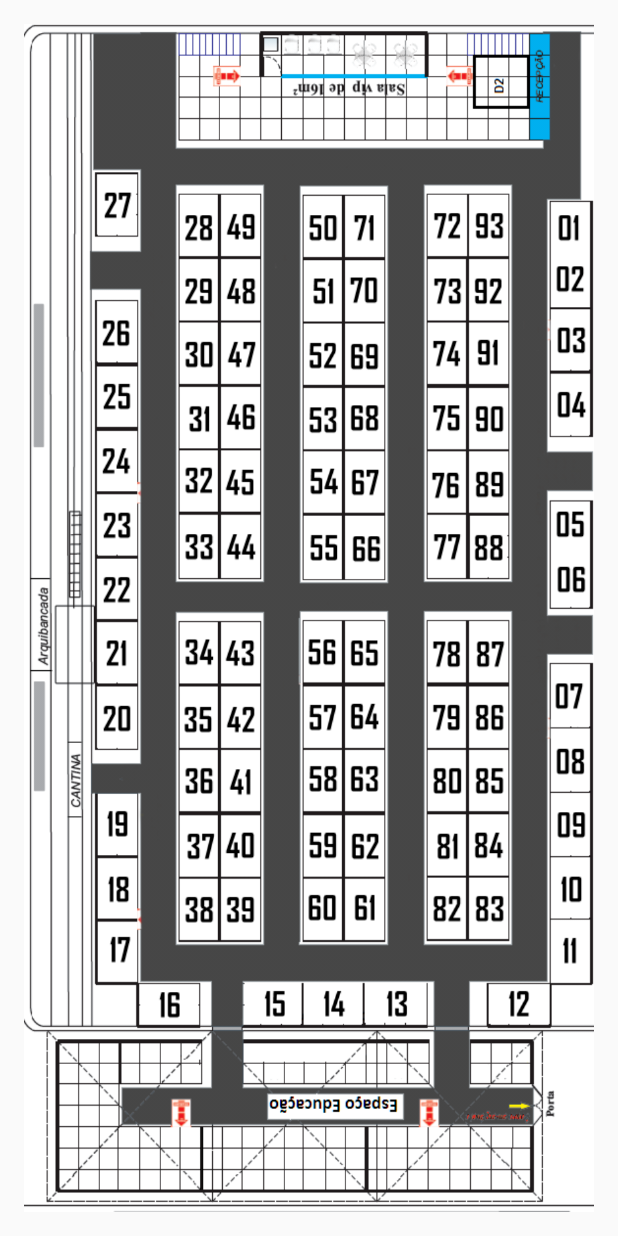
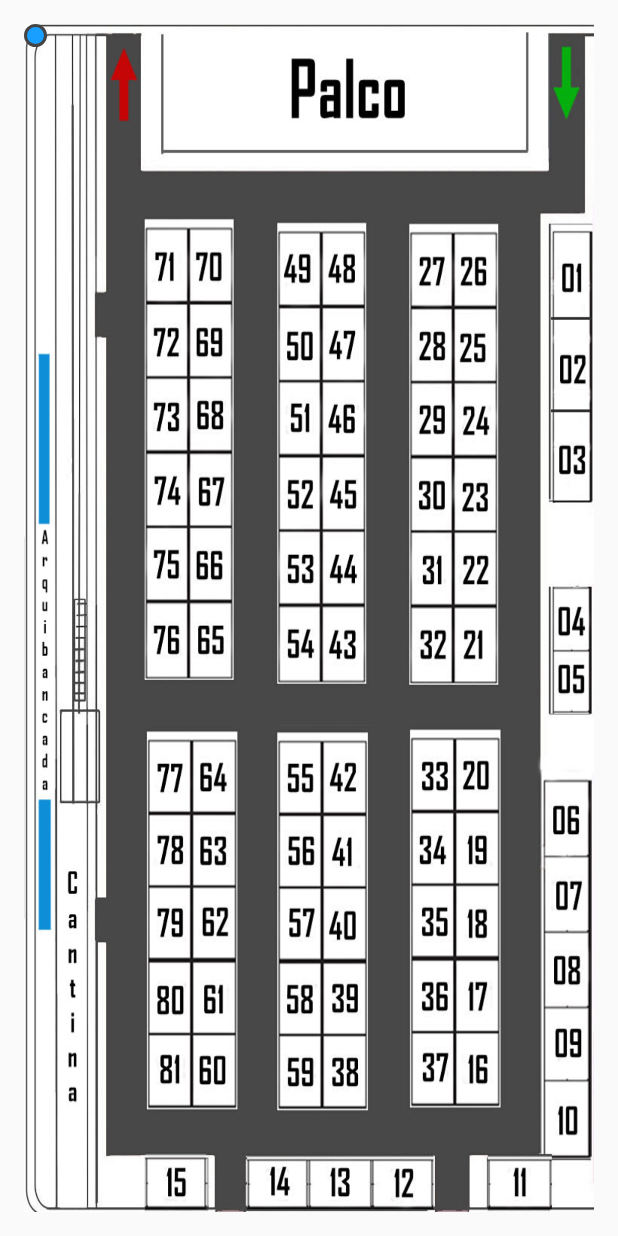
Before and after one commit to evertonferreirasrs/PFC, an Android app: the MapaActivity screen opened directly, with no data from a screen before it, on a phone screen of 412 x 824 dp. Run offline under Robolectric (Android 15) with nearby library versions, the phone set to English and light mode, and no system bars.

Commit message:
Inserido novo mapa da feira FAITEC. Inserido shape para identificar a posicao do usuario.

```diff
--- a/mobile/LocalizaE/app/src/main/java/localizae/net/br/controller/Activity/MapaActivity.java
+++ b/mobile/LocalizaE/app/src/main/java/localizae/net/br/controller/Activity/MapaActivity.java
@@ -1,6 +1,7 @@
 package localizae.net.br.controller.Activity;
 
 import android.Manifest;
+import android.app.ProgressDialog;
 import android.content.BroadcastReceiver;
 import android.content.Context;
 import android.content.Intent;
@@ -16,6 +17,7 @@ import android.util.Log;
 import android.view.MotionEvent;
 import android.view.View;
 import android.widget.ImageView;
+import android.widget.RelativeLayout;
 import android.widget.Toast;
 
 import java.util.HashMap;
@@ -37,6 +39,8 @@ import localizae.net.br.utils.ResponseCodeValidator;
 public class MapaActivity extends AppCompatActivity {
 
     private ImageView mapaImageView;
+    private View userPositionCircleView;
+    private ProgressDialog progress;
     private List<Estande> estandeList;
     private Integer[][] mapColisionMatrix;
     private Timer timer;
@@ -85,6 +89,8 @@ public class MapaActivity extends AppCompatActivity {
 
         EstandeService es = new EstandeService();
         es.getAllBooth(this);
+
+        userPositionCircleView = (View) findViewById(R.id.user_position_circle);
 
         mapaImageView = (ImageView) findViewById(R.id.mapa_id);
         mapaImageView.setOnTouchListener(new View.OnTouchListener() {
@@ -174,7 +180,14 @@ public class MapaActivity extends AppCompatActivity {
                                     distances[i] = LocationService.getDistance(b.getRSSI(), b.getTxPower());
                                     i++;
                                 }
-                                LocationService.detectUserPosition(positions, distances);
+                                // X - 0
+                                // Y - 1
+                                double[] position = LocationService.detectUserPosition(positions, distances);
+
+                                RelativeLayout.LayoutParams params = new RelativeLayout.LayoutParams(userPositionCircleView.getWidth(), userPositionCircleView.getHeight());
+                                params.leftMargin = (int) (position[0] + 0.5);
+                                params.topMargin = (int) (position[1] + 0.5);
+                                userPositionCircleView.setLayoutParams(params);
                             }
                         }
                     }
--- /dev/null
+++ b/mobile/LocalizaE/app/src/main/res/drawable/user_position_circle.xml
@@ -0,0 +1,8 @@
+<?xml version="1.0" encoding="utf-8"?>
+<shape xmlns:android="http://schemas.android.com/apk/res/android"
+    android:shape="oval">
+    <solid android:color="#199fff" />
+    <stroke
+        android:width="2dp"
+        android:color="#444444" />
+</shape>
--- a/mobile/LocalizaE/app/src/main/res/layout/activity_mapa.xml
+++ b/mobile/LocalizaE/app/src/main/res/layout/activity_mapa.xml
@@ -18,9 +18,16 @@
         android:scaleType="fitXY"
         android:src="@drawable/mapa" />
 
+    <View
+        android:id="@+id/user_position_circle"
+        android:layout_width="15dp"
+        android:layout_height="15dp"
+        android:background="@drawable/user_position_circle" />
+
     <FrameLayout
         android:id="@+id/mapa_fragment_id"
         android:layout_width="match_parent"
         android:layout_height="match_parent"></FrameLayout>
 
+
 </RelativeLayout>
```
Also changed, not shown: mobile/LocalizaE/app/src/main/res/drawable/mapa.jpg (added), mobile/LocalizaE/app/src/main/res/drawable/mapa1.png (renamed from mobile/LocalizaE/app/src/main/res/drawable/mapa.png).
